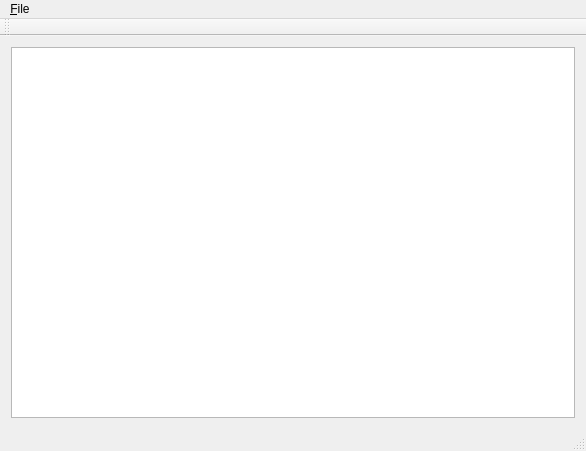
Above: AITD_PakEdit/mainwindow.ui from jmimu/FITD before the change. Below: the same form after it.
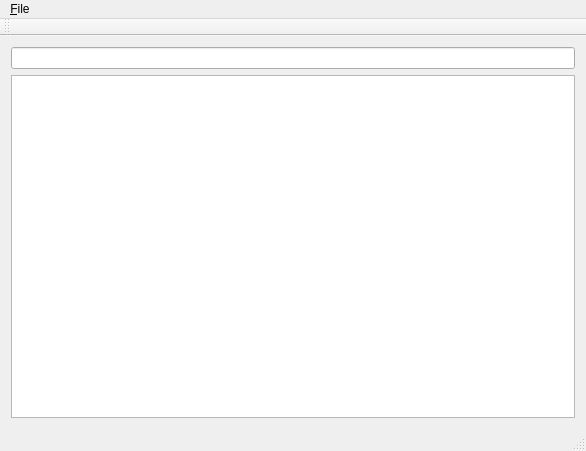
That is the form after the change.

Commit message: continue PakEdit

Patch:
```diff
--- a/AITD_PakEdit/mainwindow.ui
+++ b/AITD_PakEdit/mainwindow.ui
@@ -16,7 +16,33 @@
   <widget class="QWidget" name="centralWidget">
    <layout class="QGridLayout" name="gridLayout">
     <item row="0" column="0">
-     <widget class="QTableView" name="tableView"/>
+     <widget class="QLineEdit" name="lineEditPAKName">
+      <property name="readOnly">
+       <bool>true</bool>
+      </property>
+     </widget>
+    </item>
+    <item row="1" column="0">
+     <widget class="QTableWidget" name="tableWidget">
+      <property name="alternatingRowColors">
+       <bool>true</bool>
+      </property>
+      <property name="selectionMode">
+       <enum>QAbstractItemView::NoSelection</enum>
+      </property>
+      <property name="wordWrap">
+       <bool>false</bool>
+      </property>
+      <attribute name="horizontalHeaderCascadingSectionResizes">
+       <bool>false</bool>
+      </attribute>
+      <attribute name="horizontalHeaderDefaultSectionSize">
+       <number>100</number>
+      </attribute>
+      <attribute name="horizontalHeaderStretchLastSection">
+       <bool>false</bool>
+      </attribute>
+     </widget>
     </item>
    </layout>
   </widget>
```
Left out of the diff: 6 changed lines with no effect on the pictures. The commit also changes 16 other files.
